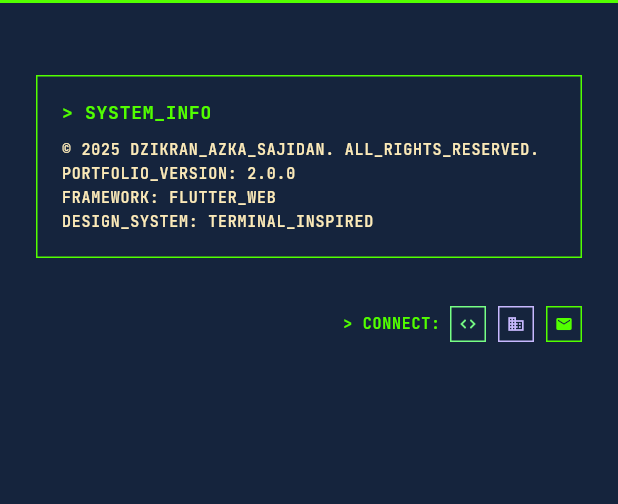
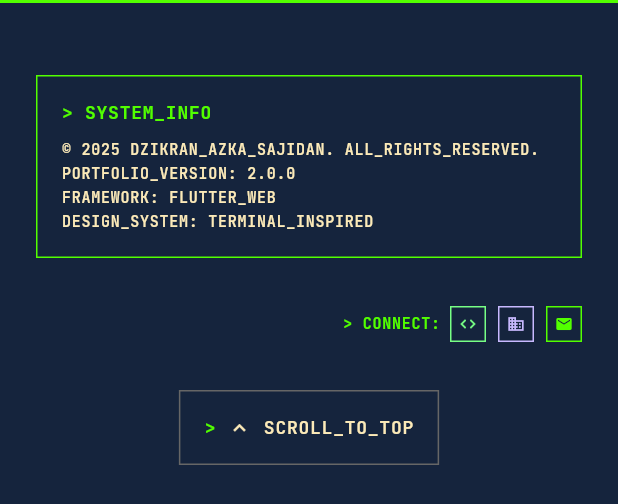
Before and after one commit to SjdnDzikran/portfolio, a Flutter app: the FooterWidget widget shown alone on an empty page, opened directly, on a phone screen of 412 x 824 dp. Shown: the top 504 px of the screen. Run offline on Flutter 3.47's test engine with Material 3 defaults, Android fonts, the phone set to English and light mode, and no system bars; our stand-ins replace google_fonts.

Commit message:
feat(ui): Add hoverable scroll to top button with terminal command styling

```diff
--- a/lib/widgets/footer_widget.dart
+++ b/lib/widgets/footer_widget.dart
@@ -138,6 +138,7 @@ class FooterWidget extends StatelessWidget {
           const SizedBox(height: BrandTheme.spacing4),
 
           // Back to top terminal command
+          _HoverableScrollToTop(),
         ],
       ),
     );
@@ -315,3 +316,71 @@ class _HoverableSocialIconState extends State<_HoverableSocialIcon>
     );
   }
 }
+
+/// Hoverable scroll to top button with terminal command styling
+class _HoverableScrollToTop extends StatefulWidget {
+  const _HoverableScrollToTop();
+
+  @override
+  State<_HoverableScrollToTop> createState() => _HoverableScrollToTopState();
+}
+
+class _HoverableScrollToTopState extends State<_HoverableScrollToTop> {
+  bool _isHovered = false;
+
+  @override
+  Widget build(BuildContext context) {
+    return MouseRegion(
+      cursor: SystemMouseCursors.click,
+      onEnter: (_) => setState(() => _isHovered = true),
+      onExit: (_) => setState(() => _isHovered = false),
+      child: AnimatedContainer(
+        duration: const Duration(milliseconds: 200),
+        padding: const EdgeInsets.all(BrandTheme.spacing2),
+        decoration: BoxDecoration(
+          border: Border.all(
+            color: _isHovered ? BrandColors.brightGreen : BrandColors.mediumGray,
+            width: _isHovered ? 2 : 1,
+          ),
+          borderRadius: BorderRadius.zero,
+          boxShadow: _isHovered ? [
+            BoxShadow(
+              color: BrandColors.brightGreen.withOpacity(0.3),
+              blurRadius: 6,
+              spreadRadius: 2,
+            ),
+          ] : null,
+        ),
+        child: GestureDetector(
+          onTap: () {
+            NavigationService.scrollToTop();
+          },
+          child: Row(
+            mainAxisSize: MainAxisSize.min,
+            children: [
+              Text(
+                '> ',
+                style: Theme.of(context).textTheme.labelMedium?.copyWith(
+                  color: BrandColors.brightGreen,
+                  fontWeight: FontWeight.bold,
+                ),
+              ),
+              Icon(
+                Icons.keyboard_arrow_up,
+                color: _isHovered ? BrandColors.brightGreen : BrandColors.cream,
+                size: 16,
+              ),
+              const SizedBox(width: BrandTheme.spacing1),
+              Text(
+                'SCROLL_TO_TOP',
+                style: Theme.of(context).textTheme.labelMedium?.copyWith(
+                  color: _isHovered ? BrandColors.brightGreen : BrandColors.cream,
+                ),
+              ),
+            ],
+          ),
+        ),
+      ),
+    );
+  }
+}
```
